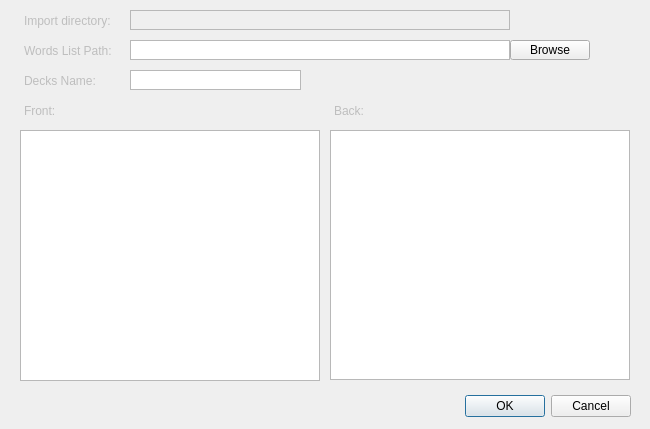
Above: AnkiImport/Import.ui from LiangYanZhejiang/AnkiAddon before the change. Below: the same form after it.
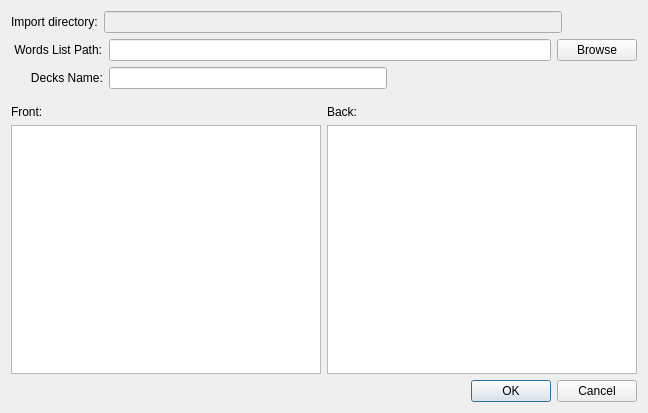
That is the form after the change.

```diff
--- a/AnkiImport/Import.ui
+++ b/AnkiImport/Import.ui
@@ -1,366 +1,167 @@
 <?xml version="1.0" encoding="UTF-8"?>
 <ui version="4.0">
- <class>Dialog</class>
- <widget class="QDialog" name="Dialog">
-  <property name="windowModality">
-   <enum>Qt::NonModal</enum>
-  </property>
+ <class>Form</class>
+ <widget class="QWidget" name="Form">
   <property name="geometry">
    <rect>
     <x>0</x>
     <y>0</y>
-    <width>650</width>
-    <height>429</height>
+    <width>648</width>
+    <height>413</height>
    </rect>
   </property>
   <property name="windowTitle">
    <string>Import</string>
   </property>
-  <widget class="QDialogButtonBox" name="buttonBox">
-   <property name="geometry">
-    <rect>
-     <x>290</x>
-     <y>390</y>
-     <width>341</width>
-     <height>32</height>
-    </rect>
-   </property>
-   <property name="orientation">
-    <enum>Qt::Horizontal</enum>
-   </property>
-   <property name="standardButtons">
-    <set>QDialogButtonBox::Cancel|QDialogButtonBox::Ok</set>
-   </property>
-  </widget>
-  <widget class="QPlainTextEdit" name="ImportDirText">
-   <property name="enabled">
-    <bool>false</bool>
-   </property>
-   <property name="geometry">
-    <rect>
-     <x>20</x>
-     <y>10</y>
-     <width>110</width>
-     <height>20</height>
-    </rect>
-   </property>
-   <property name="sizePolicy">
-    <sizepolicy hsizetype="Preferred" vsizetype="Preferred">
-     <horstretch>0</horstretch>
-     <verstretch>0</verstretch>
-    </sizepolicy>
-   </property>
-   <property name="acceptDrops">
-    <bool>false</bool>
-   </property>
-   <property name="frameShape">
-    <enum>QFrame::NoFrame</enum>
-   </property>
-   <property name="lineWidth">
-    <number>0</number>
-   </property>
-   <property name="verticalScrollBarPolicy">
-    <enum>Qt::ScrollBarAlwaysOff</enum>
-   </property>
-   <property name="horizontalScrollBarPolicy">
-    <enum>Qt::ScrollBarAlwaysOff</enum>
-   </property>
-   <property name="lineWrapMode">
-    <enum>QPlainTextEdit::NoWrap</enum>
-   </property>
-   <property name="readOnly">
-    <bool>true</bool>
-   </property>
-   <property name="plainText">
-    <string>Import directory:</string>
-   </property>
-  </widget>
-  <widget class="QTextEdit" name="ImportDir">
-   <property name="enabled">
-    <bool>false</bool>
-   </property>
-   <property name="geometry">
-    <rect>
-     <x>130</x>
-     <y>10</y>
-     <width>380</width>
-     <height>20</height>
-    </rect>
-   </property>
-   <property name="verticalScrollBarPolicy">
-    <enum>Qt::ScrollBarAlwaysOff</enum>
-   </property>
-   <property name="horizontalScrollBarPolicy">
-    <enum>Qt::ScrollBarAlwaysOff</enum>
-   </property>
-  </widget>
-  <widget class="QPlainTextEdit" name="ListDirText">
-   <property name="enabled">
-    <bool>false</bool>
-   </property>
-   <property name="geometry">
-    <rect>
-     <x>20</x>
-     <y>40</y>
-     <width>110</width>
-     <height>20</height>
-    </rect>
-   </property>
-   <property name="sizePolicy">
-    <sizepolicy hsizetype="Preferred" vsizetype="Preferred">
-     <horstretch>0</horstretch>
-     <verstretch>0</verstretch>
-    </sizepolicy>
-   </property>
-   <property name="acceptDrops">
-    <bool>false</bool>
-   </property>
-   <property name="frameShape">
-    <enum>QFrame::NoFrame</enum>
-   </property>
-   <property name="lineWidth">
-    <number>0</number>
-   </property>
-   <property name="verticalScrollBarPolicy">
-    <enum>Qt::ScrollBarAlwaysOff</enum>
-   </property>
-   <property name="horizontalScrollBarPolicy">
-    <enum>Qt::ScrollBarAlwaysOff</enum>
-   </property>
-   <property name="lineWrapMode">
-    <enum>QPlainTextEdit::NoWrap</enum>
-   </property>
-   <property name="readOnly">
-    <bool>true</bool>
-   </property>
-   <property name="plainText">
-    <string>Words List Path:</string>
-   </property>
-  </widget>
-  <widget class="QTextEdit" name="WordListPath">
-   <property name="geometry">
-    <rect>
-     <x>130</x>
-     <y>40</y>
-     <width>380</width>
-     <height>20</height>
-    </rect>
-   </property>
-   <property name="sizePolicy">
-    <sizepolicy hsizetype="Preferred" vsizetype="Preferred">
-     <horstretch>0</horstretch>
-     <verstretch>0</verstretch>
-    </sizepolicy>
-   </property>
-   <property name="verticalScrollBarPolicy">
-    <enum>Qt::ScrollBarAlwaysOff</enum>
-   </property>
-   <property name="horizontalScrollBarPolicy">
-    <enum>Qt::ScrollBarAlwaysOff</enum>
-   </property>
-  </widget>
-  <widget class="QPushButton" name="browse">
-   <property name="geometry">
-    <rect>
-     <x>510</x>
-     <y>40</y>
-     <width>80</width>
-     <height>20</height>
-    </rect>
-   </property>
-   <property name="text">
-    <string>Browse</string>
-   </property>
-  </widget>
-  <widget class="QTextEdit" name="FrontFormat">
-   <property name="geometry">
-    <rect>
-     <x>20</x>
-     <y>130</y>
-     <width>300</width>
-     <height>251</height>
-    </rect>
-   </property>
-   <property name="sizePolicy">
-    <sizepolicy hsizetype="Preferred" vsizetype="Preferred">
-     <horstretch>0</horstretch>
-     <verstretch>0</verstretch>
-    </sizepolicy>
-   </property>
-   <property name="verticalScrollBarPolicy">
-    <enum>Qt::ScrollBarAlwaysOff</enum>
-   </property>
-  </widget>
-  <widget class="QTextEdit" name="BackFormat">
-   <property name="geometry">
-    <rect>
-     <x>330</x>
-     <y>130</y>
-     <width>300</width>
-     <height>250</height>
-    </rect>
-   </property>
-   <property name="sizePolicy">
-    <sizepolicy hsizetype="Preferred" vsizetype="Preferred">
-     <horstretch>0</horstretch>
-     <verstretch>0</verstretch>
-    </sizepolicy>
-   </property>
-  </widget>
-  <widget class="QPlainTextEdit" name="FrontText">
-   <property name="enabled">
-    <bool>false</bool>
-   </property>
-   <property name="geometry">
-    <rect>
-     <x>20</x>
-     <y>100</y>
-     <width>60</width>
-     <height>20</height>
-    </rect>
-   </property>
-   <property name="sizePolicy">
-    <sizepolicy hsizetype="Preferred" vsizetype="Preferred">
-     <horstretch>0</horstretch>
-     <verstretch>0</verstretch>
-    </sizepolicy>
-   </property>
-   <property name="acceptDrops">
-    <bool>false</bool>
-   </property>
-   <property name="frameShape">
-    <enum>QFrame::NoFrame</enum>
-   </property>
-   <property name="lineWidth">
-    <number>0</number>
-   </property>
-   <property name="verticalScrollBarPolicy">
-    <enum>Qt::ScrollBarAlwaysOff</enum>
-   </property>
-   <property name="horizontalScrollBarPolicy">
-    <enum>Qt::ScrollBarAlwaysOff</enum>
-   </property>
-   <property name="lineWrapMode">
-    <enum>QPlainTextEdit::NoWrap</enum>
-   </property>
-   <property name="readOnly">
-    <bool>true</bool>
-   </property>
-   <property name="plainText">
-    <string>Front:</string>
-   </property>
-  </widget>
-  <widget class="QPlainTextEdit" name="BackText">
-   <property name="enabled">
-    <bool>false</bool>
-   </property>
-   <property name="geometry">
-    <rect>
-     <x>330</x>
-     <y>100</y>
-     <width>60</width>
-     <height>20</height>
-    </rect>
-   </property>
-   <property name="sizePolicy">
-    <sizepolicy hsizetype="Preferred" vsizetype="Preferred">
-     <horstretch>0</horstretch>
-     <verstretch>0</verstretch>
-    </sizepolicy>
-   </property>
-   <property name="acceptDrops">
-    <bool>false</bool>
-   </property>
-   <property name="frameShape">
-    <enum>QFrame::NoFrame</enum>
-   </property>
-   <property name="lineWidth">
-    <number>0</number>
-   </property>
-   <property name="verticalScrollBarPolicy">
-    <enum>Qt::ScrollBarAlwaysOff</enum>
-   </property>
-   <property name="horizontalScrollBarPolicy">
-    <enum>Qt::ScrollBarAsNeeded</enum>
-   </property>
-   <property name="lineWrapMode">
-    <enum>QPlainTextEdit::NoWrap</enum>
-   </property>
-   <property name="readOnly">
-    <bool>true</bool>
-   </property>
-   <property name="plainText">
-    <string>Back:</string>
-   </property>
-  </widget>
-  <widget class="QPlainTextEdit" name="DecksNameText">
-   <property name="enabled">
-    <bool>false</bool>
-   </property>
-   <property name="geometry">
-    <rect>
-     <x>20</x>
-     <y>70</y>
-     <width>110</width>
-     <height>20</height>
-    </rect>
-   </property>
-   <property name="sizePolicy">
-    <sizepolicy hsizetype="Preferred" vsizetype="Preferred">
-     <horstretch>0</horstretch>
-     <verstretch>0</verstretch>
-    </sizepolicy>
-   </property>
-   <property name="acceptDrops">
-    <bool>false</bool>
-   </property>
-   <property name="layoutDirection">
-    <enum>Qt::LeftToRight</enum>
-   </property>
-   <property name="frameShape">
-    <enum>QFrame::NoFrame</enum>
-   </property>
-   <property name="lineWidth">
-    <number>0</number>
-   </property>
-   <property name="verticalScrollBarPolicy">
-    <enum>Qt::ScrollBarAlwaysOff</enum>
-   </property>
-   <property name="horizontalScrollBarPolicy">
-    <enum>Qt::ScrollBarAlwaysOff</enum>
-   </property>
-   <property name="lineWrapMode">
-    <enum>QPlainTextEdit::NoWrap</enum>
-   </property>
-   <property name="readOnly">
-    <bool>true</bool>
-   </property>
-   <property name="plainText">
-    <string>Decks Name:</string>
-   </property>
-  </widget>
-  <widget class="QTextEdit" name="DecksName">
-   <property name="geometry">
-    <rect>
-     <x>130</x>
-     <y>70</y>
-     <width>171</width>
-     <height>20</height>
-    </rect>
-   </property>
-   <property name="sizePolicy">
-    <sizepolicy hsizetype="Preferred" vsizetype="Preferred">
-     <horstretch>0</horstretch>
-     <verstretch>0</verstretch>
-    </sizepolicy>
-   </property>
-   <property name="verticalScrollBarPolicy">
-    <enum>Qt::ScrollBarAlwaysOff</enum>
-   </property>
-   <property name="horizontalScrollBarPolicy">
-    <enum>Qt::ScrollBarAlwaysOff</enum>
-   </property>
-  </widget>
+  <layout class="QVBoxLayout" name="verticalLayout_3">
+   <item>
+    <layout class="QVBoxLayout" name="verticalLayout">
+     <item>
+      <layout class="QHBoxLayout" name="horizontalLayout_6">
+       <item>
+        <widget class="QLabel" name="label_4">
+         <property name="text">
+          <string>Import directory:</string>
+         </property>
+        </widget>
+       </item>
+       <item>
+        <widget class="QLineEdit" name="ImportDir">
+         <property name="enabled">
+          <bool>false</bool>
+         </property>
+         <property name="mouseTracking">
+          <bool>true</bool>
+         </property>
+        </widget>
+       </item>
+       <item>
+        <spacer name="horizontalSpacer">
+         <property name="orientation">
+          <enum>Qt::Horizontal</enum>
+         </property>
+         <property name="sizeType">
+          <enum>QSizePolicy::Fixed</enum>
+         </property>
+         <property name="sizeHint" stdset="0">
+          <size>
+           <width>75</width>
+           <height>20</height>
+          </size>
+         </property>
+        </spacer>
+       </item>
+      </layout>
+     </item>
+     <item>
+      <layout class="QHBoxLayout" name="horizontalLayout_5">
+       <item>
+        <widget class="QLabel" name="label_3">
+         <property name="text">
+          <string> Words List Path:</string>
+         </property>
+        </widget>
+       </item>
+       <item>
+        <widget class="QLineEdit" name="WordlistFile">
+         <property name="enabled">
+          <bool>true</bool>
+         </property>
+        </widget>
+       </item>
+       <item>
+        <widget class="QPushButton" name="browse">
+         <property name="text">
+          <string>Browse</string>
+         </property>
+        </widget>
+       </item>
+      </layout>
+     </item>
+     <item>
+      <layout class="QHBoxLayout" name="horizontalLayout_4">
+       <item>
+        <widget class="QLabel" name="label_5">
+         <property name="text">
+          <string>      Decks Name:</string>
+         </property>
+        </widget>
+       </item>
+       <item>
+        <widget class="QLineEdit" name="DecksName">
+         <property name="enabled">
+          <bool>true</bool>
+         </property>
+        </widget>
+       </item>
+       <item>
+        <spacer name="horizontalSpacer_2">
+         <property name="orientation">
+          <enum>Qt::Horizontal</enum>
+         </property>
+         <property name="sizeType">
+          <enum>QSizePolicy::Fixed</enum>
+         </property>
+         <property name="sizeHint" stdset="0">
+          <size>
+           <width>250</width>
+           <height>20</height>
+          </size>
+         </property>
+        </spacer>
+       </item>
+      </layout>
+     </item>
+    </layout>
+   </item>
+   <item>
+    <spacer name="verticalSpacer">
+     <property name="orientation">
+      <enum>Qt::Vertical</enum>
+     </property>
+     <property name="sizeType">
+      <enum>QSizePolicy::Fixed</enum>
+     </property>
+     <property name="sizeHint" stdset="0">
+      <size>
+       <width>10</width>
+       <height>10</height>
+      </size>
+     </property>
+    </spacer>
+   </item>
+   <item>
+    <layout class="QGridLayout" name="gridLayout_3">
+     <item row="0" column="1">
+      <widget class="QLabel" name="label_2">
+       <property name="text">
+        <string>Back:</string>
+       </property>
+      </widget>
+     </item>
+     <item row="0" column="0">
+      <widget class="QLabel" name="label">
+       <property name="text">
+        <string>Front:</string>
+       </property>
+      </widget>
+     </item>
+     <item row="1" column="0">
+      <widget class="QTextEdit" name="FrontEdit"/>
+     </item>
+     <item row="1" column="1">
+      <widget class="QTextEdit" name="BackEdit"/>
+     </item>
+     <item row="2" column="1">
+      <widget class="QDialogButtonBox" name="buttonBox">
+       <property name="standardButtons">
+        <set>QDialogButtonBox::Cancel|QDialogButtonBox::Ok</set>
+       </property>
+      </widget>
+     </item>
+    </layout>
+   </item>
+  </layout>
  </widget>
  <resources/>
  <connections>
```
Left out of the diff: 37 changed lines with no effect on the pictures.
